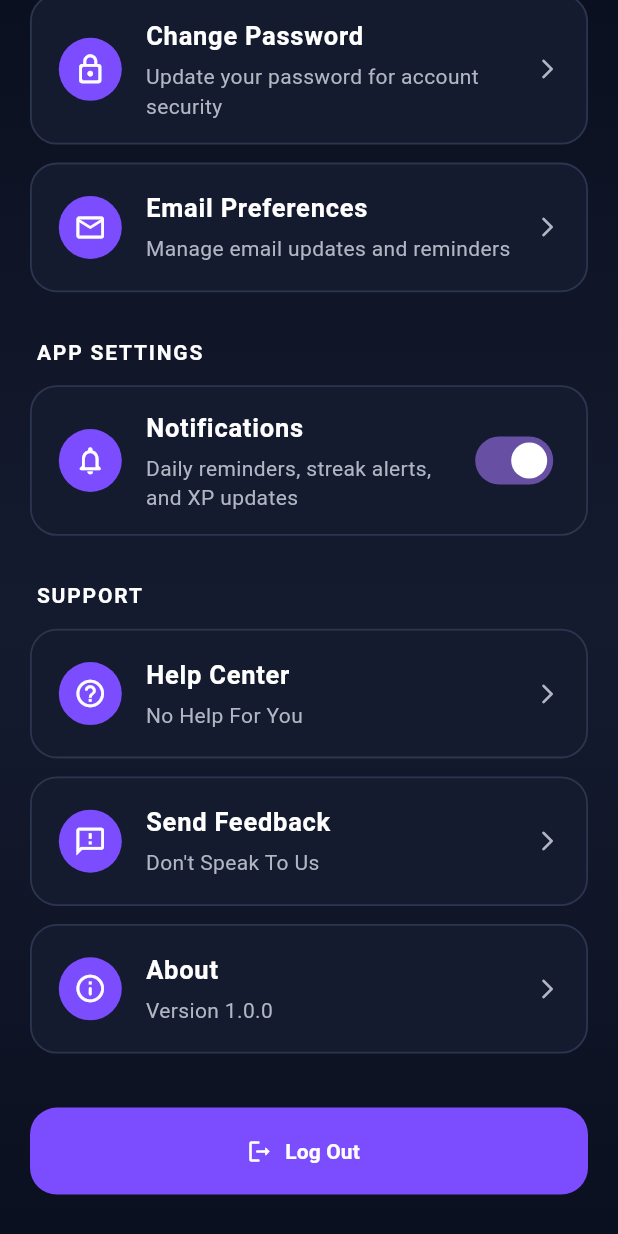
After one commit to J1m3y1/WICS-Hackathon-2026, a Flutter app: the ProfileScreen screen opened directly, scrolled down 918 dp, after a tap on "Change Password", on a phone screen of 412 x 824 dp. The commit adds this screen. Run offline on Flutter 3.47's test engine with Material 3 defaults, Android fonts, the light colour scheme and no system bars; our stand-ins replace cloud_firestore, firebase_auth, firebase_core, fl_chart; accounts and stored records are empty; statements that could not run were skipped.

Commit message:
Profile Screen

```diff
--- a/wics_hackathon_2026/lib/pages/hooby_selector.dart
+++ b/wics_hackathon_2026/lib/pages/hooby_selector.dart
@@ -1,5 +1,6 @@
 import 'package:flutter/material.dart';
 import 'package:wics_hackathon_2026/main_navigation.dart';
+import 'package:wics_hackathon_2026/pages/profile_screen.dart';
 import '../../shared/app_data.dart';
 import '../../shared/app_theme.dart';
 
@@ -110,7 +111,7 @@ class _HobbyPageState extends State<HobbyPage> {
           padding: const EdgeInsets.fromLTRB(16, 16, 16, 0),
           child: Column(
             children: [
-              _buildHeader(),
+              _buildHeader(context),
               const SizedBox(height: 20),
               Expanded(
                 child: ListView(
@@ -142,13 +143,20 @@ class _HobbyPageState extends State<HobbyPage> {
     );
   }
 
-  Widget _buildHeader() {
+  Widget _buildHeader(BuildContext context) {
     return Row(
       children: [
         const Expanded(
           child: Text('Hobby Lobby', style: AppTextStyles.pageTitle),
         ),
-        Container(
+        GestureDetector(
+          onTap: () {
+            Navigator.push(
+              context,
+              MaterialPageRoute(builder: (context) => const ProfileScreen()),
+            );
+          },
+          child: Container(
             width: 56,
             height: 56,
             decoration: const BoxDecoration(
@@ -156,6 +164,7 @@ class _HobbyPageState extends State<HobbyPage> {
               color: AppColors.primary,
             ),
             child: const Icon(Icons.person, color: Colors.white, size: 30),
+          ),
         ),
       ],
     );
@@ -324,7 +333,7 @@ class _HobbyPageState extends State<HobbyPage> {
                         ),
                         child: Text(
                           'Level ${hobby.level}',
-                          style: AppTextStyles.badgeText.copyWith(fontSize: 16),
+                          style: AppTextStyles.badgeText.copyWith(fontSize: 12),
                         ),
                       ),
                     ),
--- /dev/null
+++ b/wics_hackathon_2026/lib/pages/profile_screen.dart
@@ -0,0 +1,296 @@
+import 'package:fl_chart/fl_chart.dart';
+import 'package:flutter/material.dart';
+import '../shared/app_theme.dart';
+import '../shared/setting_buttons.dart';
+
+class ProfileScreen extends StatefulWidget {
+  const ProfileScreen({super.key});
+
+  @override
+  State<ProfileScreen> createState() => _ProfileScreenState();
+}
+
+class _ProfileScreenState extends State<ProfileScreen> {
+  bool notificationsEnabled = true;
+
+  @override
+  Widget build(BuildContext context) {
+    return Scaffold(
+      body: Container(
+        decoration: const BoxDecoration(
+          gradient: LinearGradient(
+            colors: [
+              AppColors.background,
+              AppColors.card,
+              AppColors.background,
+            ],
+            begin: Alignment.topCenter,
+            end: Alignment.bottomCenter,
+          ),
+        ),
+        child: SafeArea(
+          child: ListView(
+            padding: const EdgeInsets.fromLTRB(20, 12, 20, 28),
+            children: [
+              _buildTopBar(),
+              const SizedBox(height: 20),
+              _buildProfileCard(),
+              const SizedBox(height: 24),
+              _buildSectionTitle("Account"),
+              const SizedBox(height: 12),
+              SettingTile(
+                icon: Icons.person_outline_rounded,
+                title: "Edit Profile",
+                subtitle: "Update your username, bio, and profile photo",
+                onTap: () {},
+              ),
+              SettingTile(
+                icon: Icons.lock_outline_rounded,
+                title: "Change Password",
+                subtitle: "Update your password for account security",
+                onTap: () {},
+              ),
+              SettingTile(
+                icon: Icons.email_outlined,
+                title: "Email Preferences",
+                subtitle: "Manage email updates and reminders",
+                onTap: () {},
+              ),
+              const SizedBox(height: 18),
+              _buildSectionTitle("App Settings"),
+              const SizedBox(height: 12),
+              SettingTile(
+                icon: Icons.notifications_none_rounded,
+                title: "Notifications",
+                subtitle: "Daily reminders, streak alerts, and XP updates",
+                trailing: Switch(
+                  value: notificationsEnabled,
+                  onChanged: (value) {
+                    setState(() {
+                      notificationsEnabled = value;
+                    });
+                  },
+                ),
+              ),
+              const SizedBox(height: 18),
+              _buildSectionTitle("Support"),
+              const SizedBox(height: 12),
+              SettingTile(
+                icon: Icons.help_outline_rounded,
+                title: "Help Center",
+                subtitle: "No Help For You",
+                onTap: () {},
+              ),
+              SettingTile(
+                icon: Icons.feedback_outlined,
+                title: "Send Feedback",
+                subtitle: "Don't Speak To Us",
+                onTap: () {},
+              ),
+              SettingTile(
+                icon: Icons.info_outline_rounded,
+                title: "About",
+                subtitle: "Version 1.0.0",
+                onTap: () {},
+              ),
+              const SizedBox(height: 24),
+              _buildLogoutButton(),
+            ],
+          ),
+        ),
+      ),
+    );
+  }
+
+  Widget _buildTopBar() {
+    return Row(
+      children: [
+        Container(
+          width: 46,
+          height: 46,
+          decoration: BoxDecoration(
+            color: AppColors.card,
+            borderRadius: BorderRadius.circular(14),
+            border: Border.all(color: AppColors.border),
+          ),
+          child: IconButton(
+            onPressed: () => Navigator.pop(context),
+            icon: const Icon(Icons.arrow_back_ios_new_rounded, size: 18),
+            color: AppColors.textPrimary,
+          ),
+        ),
+        const Spacer(),
+        const Text("Profile", style: AppTextStyles.pageTitle),
+        const Spacer(),
+        const SizedBox(width: 46),
+      ],
+    );
+  }
+
+  Widget _buildProfileCard() {
+    return Container(
+      padding: const EdgeInsets.all(20),
+      decoration: BoxDecoration(
+        borderRadius: BorderRadius.circular(28),
+        gradient: LinearGradient(colors: [AppColors.card, AppColors.card]),
+        border: Border.all(color: AppColors.border, width: 1.3),
+        boxShadow: [
+          BoxShadow(color: AppColors.primary.withAlpha(40), blurRadius: 20),
+        ],
+      ),
+      child: Column(
+        children: [
+          Container(
+            padding: const EdgeInsets.all(3),
+            decoration: const BoxDecoration(
+              shape: BoxShape.circle,
+              gradient: LinearGradient(
+                colors: [AppColors.secondary, AppColors.primary],
+              ),
+            ),
+            child: const CircleAvatar(
+              radius: 42,
+              backgroundColor: AppColors.card,
+              child: Icon(Icons.person, size: 42, color: AppColors.textPrimary),
+            ),
+          ),
+          const SizedBox(height: 14),
+          const Text("Cardini Panini", style: AppTextStyles.cardTitle),
+          const SizedBox(height: 6),
+          const Text("He Tries", style: AppTextStyles.body),
+          const SizedBox(height: 16),
+          Wrap(
+            spacing: 10,
+            runSpacing: 10,
+            alignment: WrapAlignment.center,
+            children: const [
+              _StatChip(label: "Level 9"),
+              _StatChip(label: "3 Active Hobbies"),
+              _StatChip(label: "0 Day Streak"),
+            ],
+          ),
+          const SizedBox(height: 18),
+          Container(
+            padding: const EdgeInsets.all(14),
+            decoration: BoxDecoration(
+              color: AppColors.chipBackground,
+              borderRadius: BorderRadius.circular(18),
+              border: Border.all(color: AppColors.border),
+            ),
+            child: Column(
+              children: [
+                const SizedBox(height: 10),
+                const Text("Your Identity", style: AppTextStyles.sectionTitle),
+                const SizedBox(height: 18),
+                Padding(
+                  padding: const EdgeInsets.symmetric(horizontal: 12),
+                  child: SizedBox(
+                    height: 230,
+                    child: RadarChart(
+                      RadarChartData(
+                        radarShape: RadarShape.polygon,
+                        tickCount: 5,
+                        ticksTextStyle: const TextStyle(
+                          color: Colors.transparent,
+                        ),
+                        tickBorderData: const BorderSide(
+                          color: AppColors.border,
+                        ),
+                        gridBorderData: const BorderSide(
+                          color: AppColors.border,
+                        ),
+                        titleTextStyle: AppTextStyles.subText.copyWith(
+                          fontSize: 12,
+                        ),
+                        getTitle: (index, angle) {
+                          switch (index) {
+                            case 0:
+                              return const RadarChartTitle(text: 'Creativity');
+                            case 1:
+                              return const RadarChartTitle(text: 'Discipline');
+                            case 2:
+                              return const RadarChartTitle(text: 'Focus');
+                            case 3:
+                              return const RadarChartTitle(text: 'Strategy');
+                            case 4:
+                              return const RadarChartTitle(text: 'Consist.');
+                            default:
+                              return const RadarChartTitle(text: '');
+                          }
+                        },
+                        dataSets: [
+                          RadarDataSet(
+                            fillColor: AppColors.primary.withAlpha(80),
+                            borderColor: AppColors.primary,
+                            entryRadius: 3,
+                            dataEntries: const [
+                              RadarEntry(value: 80),
+                              RadarEntry(value: 65),
+                              RadarEntry(value: 75),
+                              RadarEntry(value: 50),
+                              RadarEntry(value: 90),
+                            ],
+                          ),
+                        ],
+                      ),
+                    ),
+                  ),
+                ),
+                const SizedBox(height: 10),
+              ],
+            ),
+          ),
+        ],
+      ),
+    );
+  }
+
+  Widget _buildSectionTitle(String title) {
+    return Padding(
+      padding: const EdgeInsets.only(left: 4),
+      child: Text(
+        title.toUpperCase(),
+        style: AppTextStyles.sectionTitle.copyWith(
+          fontSize: 14,
+          letterSpacing: 1.2,
+        ),
+      ),
+    );
+  }
+
+  Widget _buildLogoutButton() {
+    return SizedBox(
+      height: 58,
+      child: ElevatedButton.icon(
+        onPressed: () {},
+        icon: const Icon(Icons.logout_rounded, color: AppColors.textPrimary),
+        label: const Text("Log Out", style: AppTextStyles.badgeText),
+        style: ElevatedButton.styleFrom(
+          backgroundColor: AppColors.primary,
+          shape: RoundedRectangleBorder(
+            borderRadius: BorderRadius.circular(18),
+          ),
+          elevation: 0,
+        ),
+      ),
+    );
+  }
+}
+
+class _StatChip extends StatelessWidget {
+  final String label;
+  const _StatChip({required this.label});
+
+  @override
+  Widget build(BuildContext context) {
+    return Container(
+      padding: const EdgeInsets.symmetric(horizontal: 14, vertical: 10),
+      decoration: BoxDecoration(
+        color: AppColors.chipBackground,
+        borderRadius: BorderRadius.circular(30),
+        border: Border.all(color: AppColors.border),
+      ),
+      child: Text(label, style: AppTextStyles.chipText),
+    );
+  }
+}
--- /dev/null
+++ b/wics_hackathon_2026/lib/shared/setting_buttons.dart
@@ -0,0 +1,64 @@
+import 'package:flutter/material.dart';
+import 'app_theme.dart';
+
+class SettingTile extends StatelessWidget {
+  final IconData icon;
+  final String title;
+  final String? subtitle;
+  final VoidCallback? onTap;
+  final Widget? trailing;
+
+  const SettingTile({
+    super.key,
+    required this.icon,
+    required this.title,
+    this.subtitle,
+    this.onTap,
+    this.trailing,
+  });
+
+  @override
+  Widget build(BuildContext context) {
+    return Container(
+      margin: const EdgeInsets.only(bottom: 12),
+      decoration: BoxDecoration(
+        color: AppColors.card,
+        borderRadius: BorderRadius.circular(18),
+        border: Border.all(color: AppColors.border, width: 1.2),
+      ),
+      child: ListTile(
+        onTap: onTap,
+        contentPadding: const EdgeInsets.symmetric(horizontal: 18, vertical: 6),
+        leading: Container(
+          width: 42,
+          height: 42,
+          decoration: BoxDecoration(
+            shape: BoxShape.circle,
+            color: AppColors.primary,
+          ),
+          child: Icon(icon, color: AppColors.textPrimary, size: 22),
+        ),
+        title: Text(
+          title,
+          style: AppTextStyles.body.copyWith(
+            fontSize: 17,
+            fontWeight: FontWeight.w600,
+          ),
+        ),
+        subtitle: subtitle == null
+            ? null
+            : Padding(
+                padding: const EdgeInsets.only(top: 4),
+                child: Text(subtitle!, style: AppTextStyles.subText),
+              ),
+        trailing:
+            trailing ??
+            const Icon(
+              Icons.arrow_forward_ios_rounded,
+              size: 16,
+              color: AppColors.textSecondary,
+            ),
+      ),
+    );
+  }
+}
--- a/wics_hackathon_2026/pubspec.yaml
+++ b/wics_hackathon_2026/pubspec.yaml
@@ -1,6 +1,6 @@
 name: wics_hackathon_2026
 description: "A new Flutter project."
-publish_to: 'none'
+publish_to: "none"
 version: 0.1.0
 
 environment:
@@ -12,6 +12,7 @@ dependencies:
   firebase_auth: ^6.2.0
   cloud_firestore: ^6.1.3
   firebase_core: ^4.5.0
+  fl_chart: ^0.68.0
 
 dev_dependencies:
   flutter_test:
```
Lines whose indentation alone changed are shown as unchanged.
